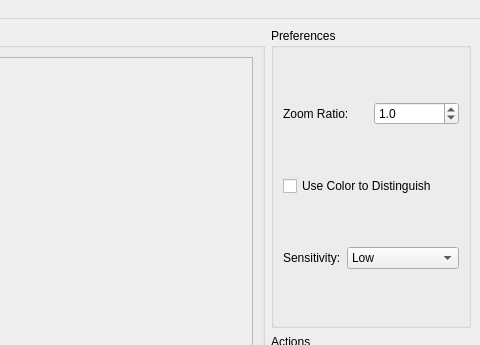
The window that src/CapSaint/mainwindow.ui (0583/que-sera-sera) describes before a commit, drawn with Qt 5; both pictures show x 176 to 656 and y 0 to 345 of the 656 by 498 pixel window.
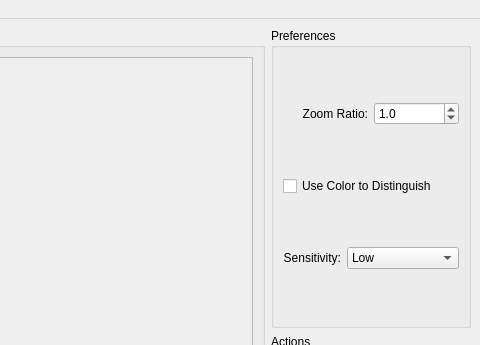
The same window after the commit.

Commit message: [fix] dependency path

```diff
--- a/src/CapSaint/mainwindow.ui
+++ b/src/CapSaint/mainwindow.ui
@@ -89,6 +89,9 @@
                    <property name="text">
                     <string>Zoom Ratio:</string>
                    </property>
+                   <property name="alignment">
+                    <set>Qt::AlignRight|Qt::AlignTrailing|Qt::AlignVCenter</set>
+                   </property>
                   </widget>
                  </item>
                  <item>
@@ -129,6 +132,9 @@
                    <property name="text">
                     <string>Sensitivity:</string>
                    </property>
+                   <property name="alignment">
+                    <set>Qt::AlignRight|Qt::AlignTrailing|Qt::AlignVCenter</set>
+                   </property>
                   </widget>
                  </item>
                  <item>
```
The commit also changes 2 other files.
